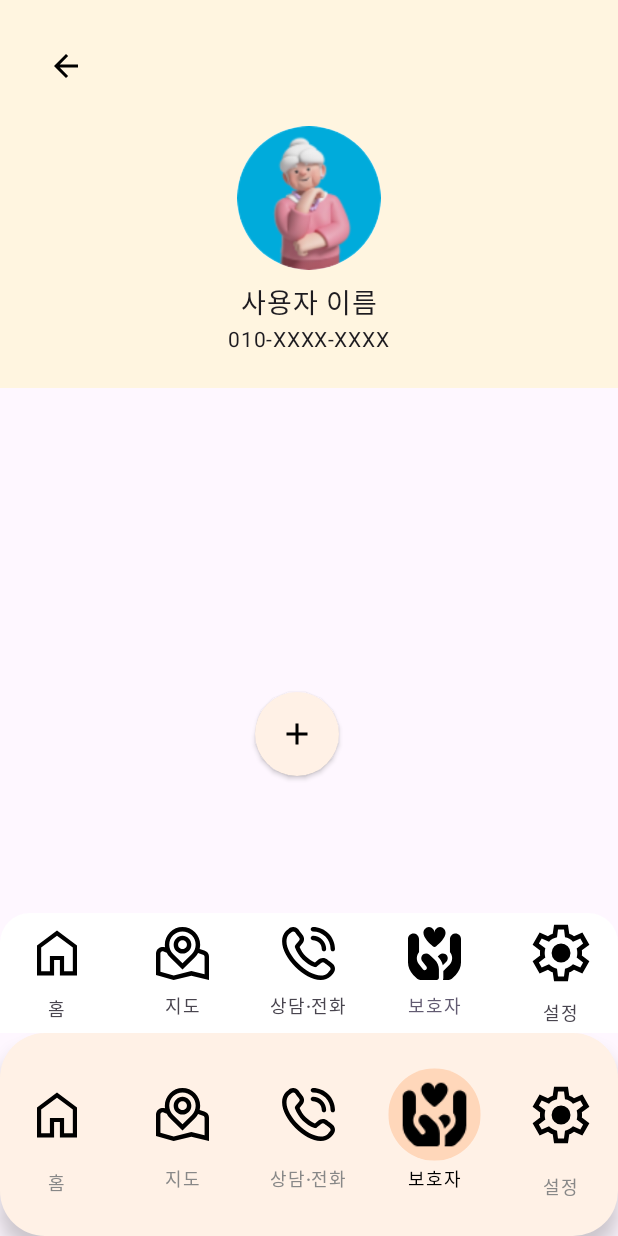
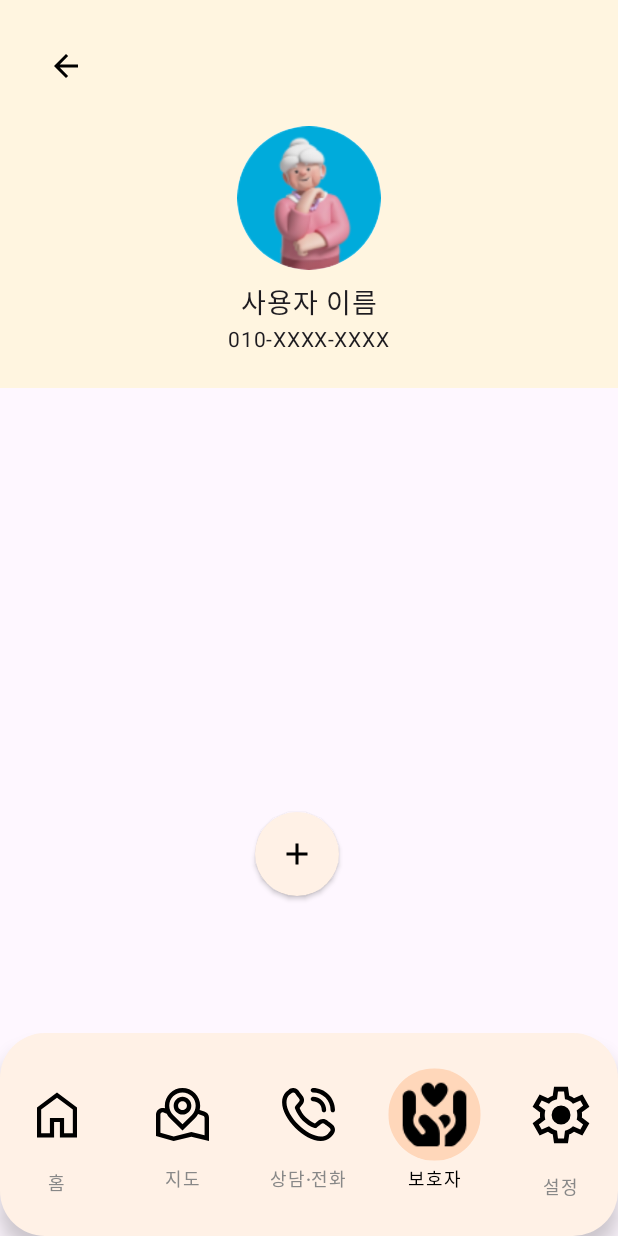
Before and after one commit to Mobile2-AlwaysBeWithYou/AlwaysBeWithyou, an Android app built with Jetpack Compose: the GuardianScreen screen opened through its navigation route, on a phone screen of 412 x 824 dp. Run offline under Robolectric (Android 15) with nearby library versions, the phone set to English and light mode, and no system bars; our stand-ins replace Firebase (no records; nobody signed in at launch, a user with empty details on screens opened directly), Timber.

Commit message:
보호자 화면 바텀 바 삭제

```diff
--- a/app/src/main/java/com/example/alwaysbewithyou/presentation/guardian/GuardianScreen.kt
+++ b/app/src/main/java/com/example/alwaysbewithyou/presentation/guardian/GuardianScreen.kt
@@ -12,7 +12,6 @@ import androidx.compose.foundation.layout.height
 import androidx.compose.foundation.layout.padding
 import androidx.compose.foundation.layout.size
 import androidx.compose.foundation.shape.CircleShape
-import androidx.compose.foundation.shape.RoundedCornerShape
 import androidx.compose.material.icons.Icons
 import androidx.compose.material.icons.filled.Add
 import androidx.compose.material3.DropdownMenu
@@ -20,9 +19,6 @@ import androidx.compose.material3.DropdownMenuItem
 import androidx.compose.material3.FloatingActionButton
 import androidx.compose.material3.Icon
 import androidx.compose.material3.IconButton
-import androidx.compose.material3.NavigationBar
-import androidx.compose.material3.NavigationBarItemDefaults
-import androidx.compose.material3.Scaffold
 import androidx.compose.material3.Text
 import androidx.compose.runtime.Composable
 import androidx.compose.runtime.LaunchedEffect
@@ -43,9 +39,6 @@ import androidx.compose.ui.unit.sp
 import androidx.navigation.NavHostController
 import com.example.alwaysbewithyou.R
 import com.example.alwaysbewithyou.data.viewmodel.DatabaseViewModel
-import com.example.alwaysbewithyou.presentation.main.component.MainBottomBar
-import com.example.alwaysbewithyou.presentation.navigation.BottomNavItem
-import com.example.alwaysbewithyou.presentation.navigation.Route
 
 @Composable
 fun GuardianScreen(
@@ -65,51 +58,7 @@ fun GuardianScreen(
         viewModel.loadGuardianWards(userId)
     }
 
-    val bottomNavItems = listOf(
-        BottomNavItem("홈", Route.Home.route, R.drawable.home_selected, R.drawable.home),
-        BottomNavItem("지도", Route.Map.route, R.drawable.map_selected, R.drawable.map),
-        BottomNavItem("상담·전화", Route.Call.route, R.drawable.call_selected, R.drawable.call),
-        BottomNavItem("보호자", Route.Guardian.route, R.drawable.heart_selected, R.drawable.heart),
-        BottomNavItem("설정", Route.Setting.route, R.drawable.setting_selected, R.drawable.setting)
-    )
 
-    val currentRoute = Route.Guardian.route
-
-    Scaffold(
-        bottomBar = {
-            Box(
-                modifier = Modifier
-                    .clip(RoundedCornerShape(topStart = 20.dp, topEnd = 20.dp))
-            ) {
-                NavigationBar(
-                    containerColor = Color.White
-                ) {
-                    bottomNavItems.forEach { item ->
-                        MainBottomBar(
-                            selected = currentRoute == item.route,
-                            onClick = { },
-                            icon = {
-                                Icon(
-                                    painter = painterResource(
-                                        if (item.route == currentRoute) item.selectedIcon else item.unselectedIcon
-                                    ),
-                                    contentDescription = item.label,
-                                    tint = Color.Unspecified
-                                )
-                            },
-                            label = {
-                                Text(text = item.label)
-                            },
-                            colors = NavigationBarItemDefaults.colors(
-                                indicatorColor = Color.Transparent
-                            )
-                        )
-                    }
-                }
-            }
-        }
-    ) { innerPadding ->
-        Box(modifier = Modifier.padding(innerPadding)) {
     Box(modifier = Modifier.fillMaxSize()) {
         Column(
             modifier = modifier.fillMaxSize(),
@@ -124,7 +73,7 @@ fun GuardianScreen(
                 horizontalAlignment = Alignment.CenterHorizontally
             ) {
                 Box(modifier = Modifier.fillMaxWidth()) {
-                            IconButton(onClick = {navController.popBackStack()}) {
+                    IconButton(onClick = { navController.popBackStack() }) {
                         Image(
                             painter = painterResource(R.drawable.arrow_back),
                             contentDescription = "arrow back"
@@ -205,5 +154,3 @@ fun GuardianScreen(
         }
     }
 }
-    }
-}
```
Lines whose indentation alone changed are shown as unchanged.
